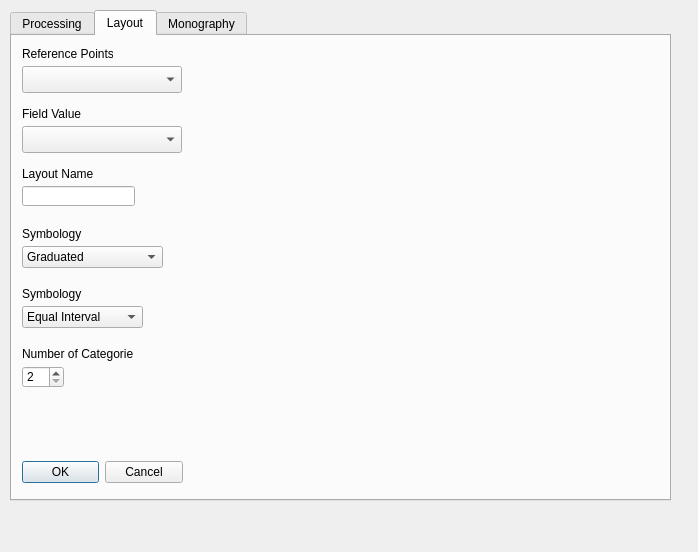
First picture: the form in raster_vol_test/raster_vol_test_dialog_base.ui, repository sfajardot/qgis-thesis, before the edit.
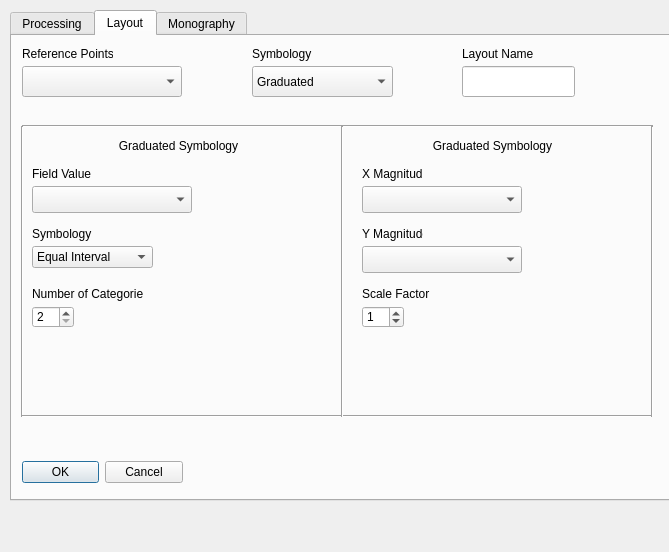
Second picture: the form after the edit. The open tabs and pages were chosen to show the change. Custom widgets are drawn as their Qt base class.

Commit message: Added strings to functions, optimized functions, finished monography, added vectorfield marker

```diff
--- a/raster_vol_test/raster_vol_test_dialog_base.ui
+++ b/raster_vol_test/raster_vol_test_dialog_base.ui
@@ -6,7 +6,7 @@
    <rect>
     <x>0</x>
     <y>0</y>
-    <width>698</width>
+    <width>669</width>
     <height>552</height>
    </rect>
   </property>
@@ -269,7 +269,7 @@
        <x>10</x>
        <y>30</y>
        <width>160</width>
-       <height>27</height>
+       <height>31</height>
       </rect>
      </property>
      <property name="showCrs">
@@ -279,8 +279,8 @@
     <widget class="QgsFieldComboBox" name="cmbFieldValue">
      <property name="geometry">
       <rect>
-       <x>10</x>
-       <y>90</y>
+       <x>20</x>
+       <y>150</y>
        <width>160</width>
        <height>27</height>
       </rect>
@@ -289,10 +289,10 @@
     <widget class="QLineEdit" name="lnLayoutName">
      <property name="geometry">
       <rect>
-       <x>10</x>
-       <y>150</y>
+       <x>450</x>
+       <y>30</y>
        <width>113</width>
-       <height>20</height>
+       <height>31</height>
       </rect>
      </property>
     </widget>
@@ -312,8 +312,8 @@
     <widget class="QLabel" name="lblFieldVal">
      <property name="geometry">
       <rect>
-       <x>10</x>
-       <y>70</y>
+       <x>20</x>
+       <y>130</y>
        <width>71</width>
        <height>16</height>
       </rect>
@@ -325,8 +325,8 @@
     <widget class="QLabel" name="lblLayoutName">
      <property name="geometry">
       <rect>
-       <x>10</x>
-       <y>130</y>
+       <x>450</x>
+       <y>10</y>
        <width>71</width>
        <height>16</height>
       </rect>
@@ -338,7 +338,7 @@
     <widget class="QLabel" name="label_3">
      <property name="geometry">
       <rect>
-       <x>10</x>
+       <x>20</x>
        <y>190</y>
        <width>61</width>
        <height>16</height>
@@ -351,10 +351,10 @@
     <widget class="QComboBox" name="cmbSymType">
      <property name="geometry">
       <rect>
-       <x>10</x>
-       <y>210</y>
+       <x>240</x>
+       <y>30</y>
        <width>141</width>
-       <height>22</height>
+       <height>31</height>
       </rect>
      </property>
      <item>
@@ -371,8 +371,8 @@
     <widget class="QComboBox" name="cmbGradMeth">
      <property name="geometry">
       <rect>
-       <x>10</x>
-       <y>270</y>
+       <x>20</x>
+       <y>210</y>
        <width>121</width>
        <height>22</height>
       </rect>
@@ -396,8 +396,8 @@
     <widget class="QSpinBox" name="spbNumClass">
      <property name="geometry">
       <rect>
-       <x>10</x>
-       <y>330</y>
+       <x>20</x>
+       <y>270</y>
        <width>42</width>
        <height>22</height>
       </rect>
@@ -412,8 +412,8 @@
     <widget class="QLabel" name="label_11">
      <property name="geometry">
       <rect>
-       <x>10</x>
-       <y>250</y>
+       <x>240</x>
+       <y>10</y>
        <width>61</width>
        <height>16</height>
       </rect>
@@ -425,8 +425,8 @@
     <widget class="QLabel" name="label_12">
      <property name="geometry">
       <rect>
-       <x>10</x>
-       <y>310</y>
+       <x>20</x>
+       <y>250</y>
        <width>111</width>
        <height>16</height>
       </rect>
@@ -435,6 +435,181 @@
       <string>Number of Categories</string>
      </property>
     </widget>
+    <widget class="Line" name="line">
+     <property name="geometry">
+      <rect>
+       <x>10</x>
+       <y>80</y>
+       <width>631</width>
+       <height>20</height>
+      </rect>
+     </property>
+     <property name="orientation">
+      <enum>Qt::Horizontal</enum>
+     </property>
+    </widget>
+    <widget class="Line" name="line_2">
+     <property name="geometry">
+      <rect>
+       <x>0</x>
+       <y>90</y>
+       <width>20</width>
+       <height>291</height>
+      </rect>
+     </property>
+     <property name="orientation">
+      <enum>Qt::Vertical</enum>
+     </property>
+    </widget>
+    <widget class="Line" name="line_3">
+     <property name="geometry">
+      <rect>
+       <x>10</x>
+       <y>370</y>
+       <width>631</width>
+       <height>21</height>
+      </rect>
+     </property>
+     <property name="orientation">
+      <enum>Qt::Horizontal</enum>
+     </property>
+    </widget>
+    <widget class="Line" name="line_4">
+     <property name="geometry">
+      <rect>
+       <x>630</x>
+       <y>90</y>
+       <width>20</width>
+       <height>291</height>
+      </rect>
+     </property>
+     <property name="orientation">
+      <enum>Qt::Vertical</enum>
+     </property>
+    </widget>
+    <widget class="Line" name="line_5">
+     <property name="geometry">
+      <rect>
+       <x>320</x>
+       <y>90</y>
+       <width>20</width>
+       <height>291</height>
+      </rect>
+     </property>
+     <property name="orientation">
+      <enum>Qt::Vertical</enum>
+     </property>
+    </widget>
+    <widget class="QLabel" name="label_18">
+     <property name="geometry">
+      <rect>
+       <x>26</x>
+       <y>100</y>
+       <width>281</width>
+       <height>20</height>
+      </rect>
+     </property>
+     <property name="text">
+      <string>Graduated Symbology</string>
+     </property>
+     <property name="alignment">
+      <set>Qt::AlignCenter</set>
+     </property>
+    </widget>
+    <widget class="QLabel" name="label_19">
+     <property name="geometry">
+      <rect>
+       <x>330</x>
+       <y>100</y>
+       <width>301</width>
+       <height>20</height>
+      </rect>
+     </property>
+     <property name="text">
+      <string>Graduated Symbology</string>
+     </property>
+     <property name="alignment">
+      <set>Qt::AlignCenter</set>
+     </property>
+    </widget>
+    <widget class="QLabel" name="label_20">
+     <property name="geometry">
+      <rect>
+       <x>350</x>
+       <y>130</y>
+       <width>61</width>
+       <height>16</height>
+      </rect>
+     </property>
+     <property name="text">
+      <string>X Magnitude</string>
+     </property>
+    </widget>
+    <widget class="QLabel" name="label_21">
+     <property name="geometry">
+      <rect>
+       <x>350</x>
+       <y>190</y>
+       <width>61</width>
+       <height>16</height>
+      </rect>
+     </property>
+     <property name="text">
+      <string>Y Magnitude</string>
+     </property>
+    </widget>
+    <widget class="QgsFieldComboBox" name="cmbXMag">
+     <property name="geometry">
+      <rect>
+       <x>350</x>
+       <y>150</y>
+       <width>160</width>
+       <height>27</height>
+      </rect>
+     </property>
+    </widget>
+    <widget class="QgsFieldComboBox" name="cmbYMag">
+     <property name="geometry">
+      <rect>
+       <x>350</x>
+       <y>210</y>
+       <width>160</width>
+       <height>27</height>
+      </rect>
+     </property>
+    </widget>
+    <widget class="QSpinBox" name="spbScale">
+     <property name="geometry">
+      <rect>
+       <x>350</x>
+       <y>270</y>
+       <width>42</width>
+       <height>22</height>
+      </rect>
+     </property>
+     <property name="minimum">
+      <number>0</number>
+     </property>
+     <property name="maximum">
+      <number>999</number>
+     </property>
+     <property name="value">
+      <number>1</number>
+     </property>
+    </widget>
+    <widget class="QLabel" name="label_22">
+     <property name="geometry">
+      <rect>
+       <x>350</x>
+       <y>250</y>
+       <width>111</width>
+       <height>16</height>
+      </rect>
+     </property>
+     <property name="text">
+      <string>Scale Factor</string>
+     </property>
+    </widget>
    </widget>
    <widget class="QWidget" name="tab_3">
     <attribute name="title">
```
Left out of the diff: 60 changed lines with no effect on the pictures. The commit also changes 2 other files.
